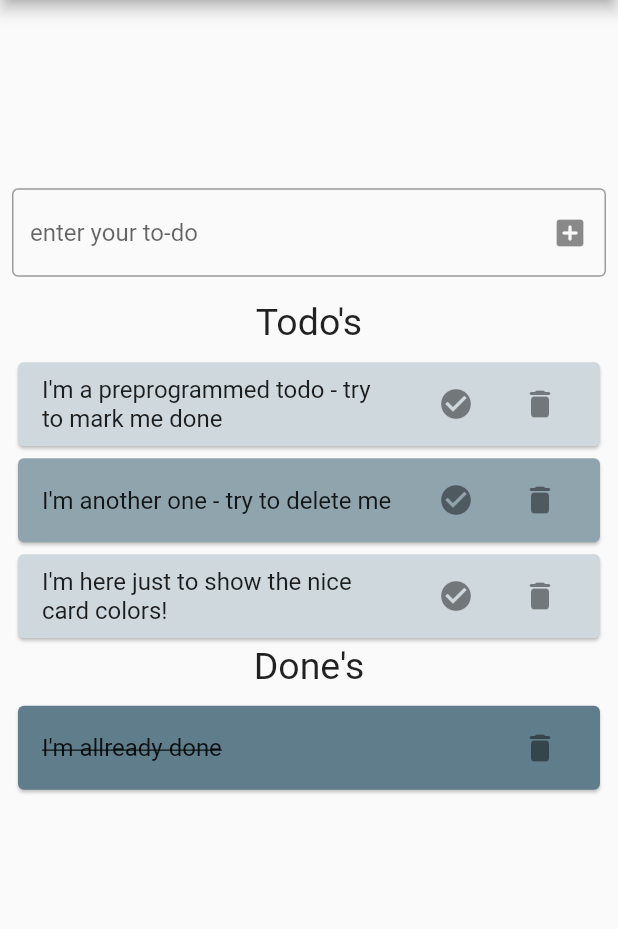
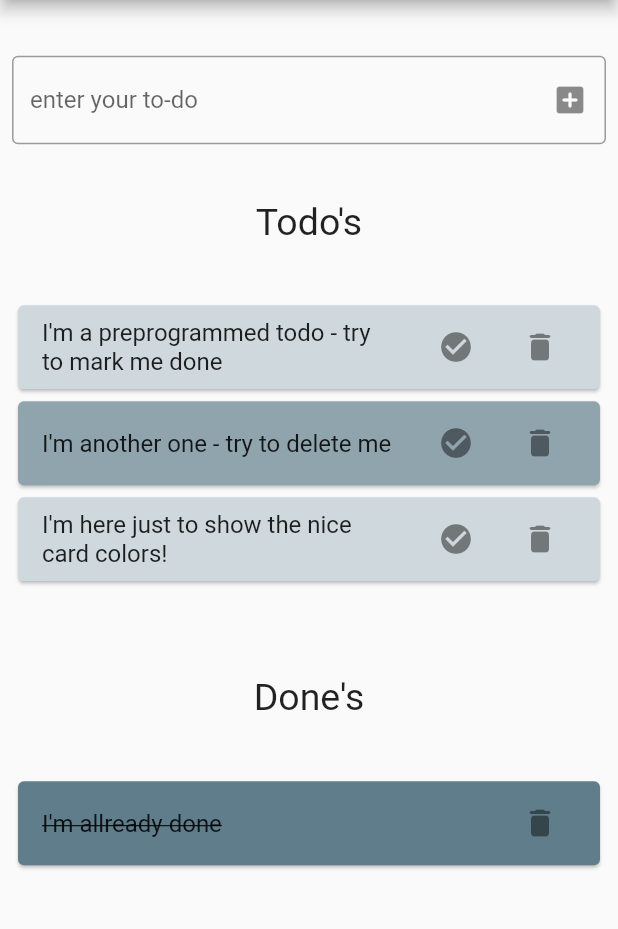
Before and after one commit to theislanglands/ToDo-App-Flutter, a Flutter app: the screen it shows after launch, on a phone screen of 412 x 824 dp, the part 84-1013 px from its top. Run offline on Flutter 3.47's test engine with Material 2 defaults, Android fonts, the phone set to English and light mode, and no system bars.

Commit message:
Layout, Clean up and comments

```diff
--- a/lib/main.dart
+++ b/lib/main.dart
@@ -1,4 +1,6 @@
-import 'dart:html';
+// import 'dart:html';
+
+// import 'dart:math';
 
 import 'package:flutter/material.dart';
 
@@ -43,7 +45,8 @@ class _HomePageState extends State<HomePage> {
   final todoInputField = TextEditingController();
 
   void _addTodo(String todo) {
-    setState(() { // reruns build method on state change
+    setState(() {
+      // reruns build method on state change
       _todos.add(Todo(content: todo));
     });
   }
@@ -63,23 +66,22 @@ class _HomePageState extends State<HomePage> {
   @override
   Widget build(BuildContext context) {
     return Scaffold(
+      resizeToAvoidBottomInset: false, // preventing error when keyboard pops up!
       appBar: AppBar(
         title: Text(widget.title), // title value from the HomePage object
       ),
       body: Center(
         child: Column(
-          mainAxisAlignment: MainAxisAlignment.center,
+          mainAxisAlignment: MainAxisAlignment.spaceEvenly, // placing the three elements evenly in vertically
           children: <Widget>[
-            Column(
-              crossAxisAlignment: CrossAxisAlignment.start,
-              children: <Widget>[
+
+            // Input todo section
             Padding(
-                  padding:
-                      const EdgeInsets.symmetric(horizontal: 8, vertical: 16),
+              padding: const EdgeInsets.all(8.0),
               child: TextField(
                 controller: todoInputField,
                 decoration: InputDecoration(
-                      border: OutlineInputBorder(),
+                  border: const OutlineInputBorder(),
                   hintText: 'enter your to-do',
                   suffixIcon: IconButton(
                     icon: const Icon(Icons.add_box_rounded),
@@ -92,25 +94,21 @@ class _HomePageState extends State<HomePage> {
                 ),
               ),
             ),
-              ],
-            ),
 
-            // todo section!
+            // Display todo section!
             const Text('Todo\'s', style: TextStyle(fontSize: 25)),
-            Container(
-              height: 200,
-              child:
-            ListView.builder(
-                shrinkWrap: true,
+            SizedBox(
+              height: 230,
+              child: ListView.builder(
+                  //shrinkWrap: true,
                   padding: const EdgeInsets.all(8),
                   itemCount: _todos
                       .where((element) => element.isDone == false)
                       .toList()
                       .length,
                   itemBuilder: (BuildContext context, int index) {
-                  List<Todo> unDones = _todos
-                      .where((todo) => todo.isDone == false)
-                      .toList();
+                    List<Todo> unDones =
+                        _todos.where((todo) => todo.isDone == false).toList();
                     return Center(
                       child: Card(
                         color: Colors.blueGrey[100 + (200 * (index % 2))],
@@ -144,13 +142,11 @@ class _HomePageState extends State<HomePage> {
                   }),
             ),
 
-            // done section
+            // Display done section
             const Text('Done\'s', style: TextStyle(fontSize: 25)),
-
-            Container(
-            height: 200,
-            child:
-            ListView.builder(
+            SizedBox(
+              height: 230,
+              child: ListView.builder(
                   shrinkWrap: true,
                   padding: const EdgeInsets.all(8),
                   itemCount: _todos
@@ -195,5 +191,5 @@ class Todo {
   bool isDone;
 
   // constructor setting isDone to default false, and require a text input
-  Todo({required this.content, this.isDone=false});
+  Todo({required this.content, this.isDone = false});
 }
```
Lines whose indentation alone changed are shown as unchanged.
